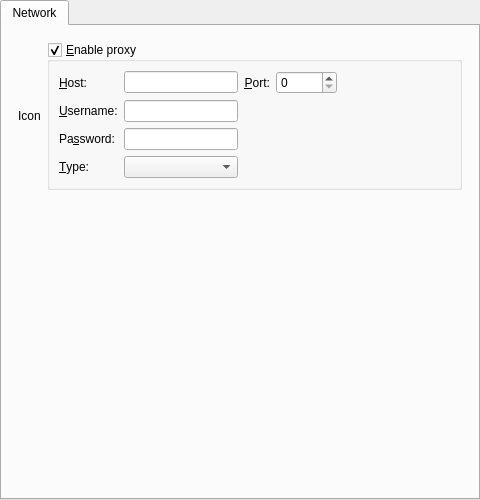
Above: src/gui/pref/network.ui from wilbert2000/wzplayer before the change. Below: the same form after it.
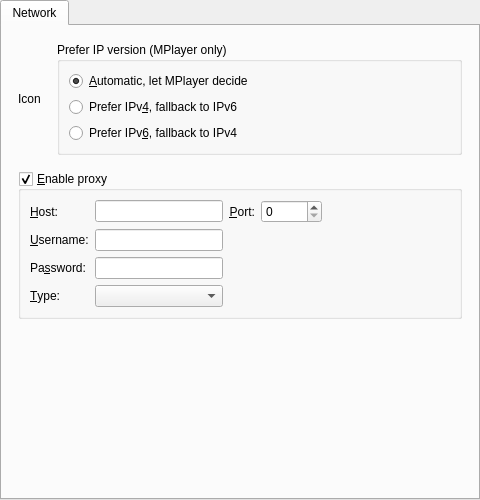
That is the form after the change.

Commit message: Add prefer-ipv4 or prefer-ipv6 option

What changed in the file:
```diff
--- a/src/gui/pref/network.ui
+++ b/src/gui/pref/network.ui
@@ -24,6 +24,9 @@
        <string>Network</string>
       </attribute>
       <layout class="QVBoxLayout" name="verticalLayout">
+       <property name="spacing">
+        <number>16</number>
+       </property>
        <property name="margin">
         <number>16</number>
        </property>
@@ -37,6 +40,64 @@
           </widget>
          </item>
          <item>
+          <widget class="QGroupBox" name="ip_prefer_group">
+           <property name="title">
+            <string>Prefer IP version (MPlayer only)</string>
+           </property>
+           <property name="flat">
+            <bool>true</bool>
+           </property>
+           <layout class="QVBoxLayout" name="verticalLayout_2">
+            <item>
+             <layout class="QHBoxLayout" name="horizontalLayout_2">
+              <property name="topMargin">
+               <number>0</number>
+              </property>
+              <item>
+               <widget class="QRadioButton" name="ip_prefer_auto_radiobutton">
+                <property name="text">
+                 <string>&amp;Automatic, let MPlayer decide</string>
+                </property>
+                <property name="checked">
+                 <bool>true</bool>
+                </property>
+               </widget>
+              </item>
+              <item>
+               <spacer name="horizontalSpacer_2">
+                <property name="orientation">
+                 <enum>Qt::Horizontal</enum>
+                </property>
+                <property name="sizeHint" stdset="0">
+                 <size>
+                  <width>40</width>
+                  <height>20</height>
+                 </size>
+                </property>
+               </spacer>
+              </item>
+             </layout>
+            </item>
+            <item>
+             <widget class="QRadioButton" name="ip_prefer_4_radiobutton">
+              <property name="text">
+               <string>Prefer IPv&amp;4, fallback to IPv6</string>
+              </property>
+             </widget>
+            </item>
+            <item>
+             <widget class="QRadioButton" name="ip_prefer_6_radiobutton">
+              <property name="text">
+               <string>Prefer IPv&amp;6, fallback to IPv4</string>
+              </property>
+             </widget>
+            </item>
+           </layout>
+          </widget>
+         </item>
+        </layout>
+       </item>
+       <item>
           <widget class="QGroupBox" name="proxy_group">
            <property name="minimumSize">
             <size>
@@ -156,8 +217,6 @@
            <zorder>proxy_type_combo</zorder>
           </widget>
          </item>
-        </layout>
-       </item>
        <item>
         <spacer name="verticalSpacer">
          <property name="orientation">
```
Left out of the diff: 3 changed lines with no effect on the pictures. Lines whose indentation alone changed are shown as unchanged. The commit also changes 3 other files.
